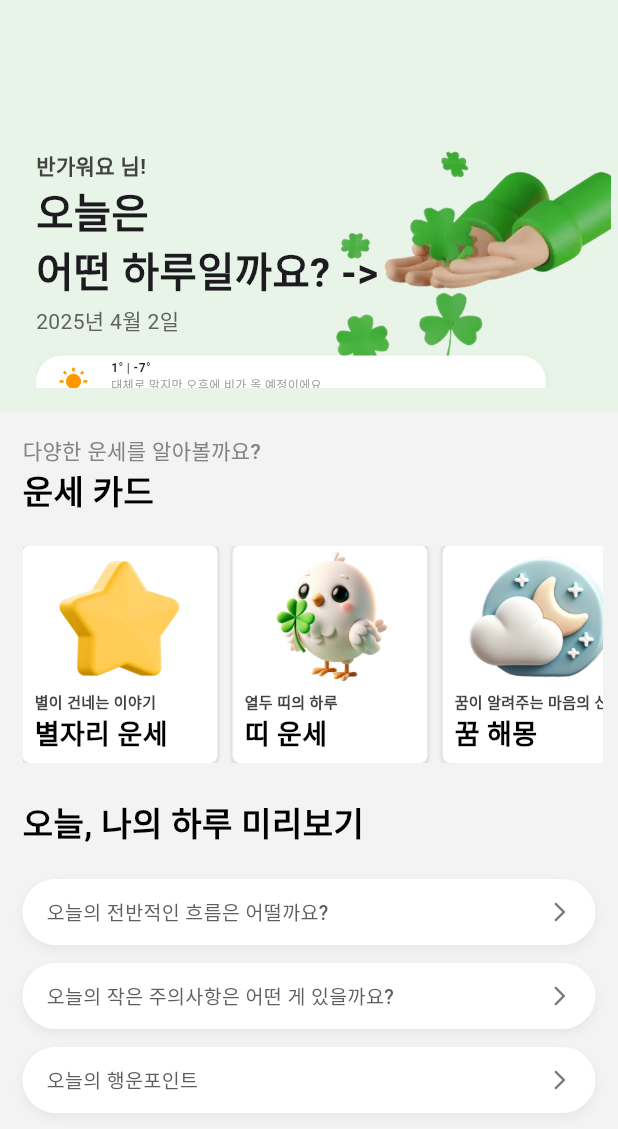
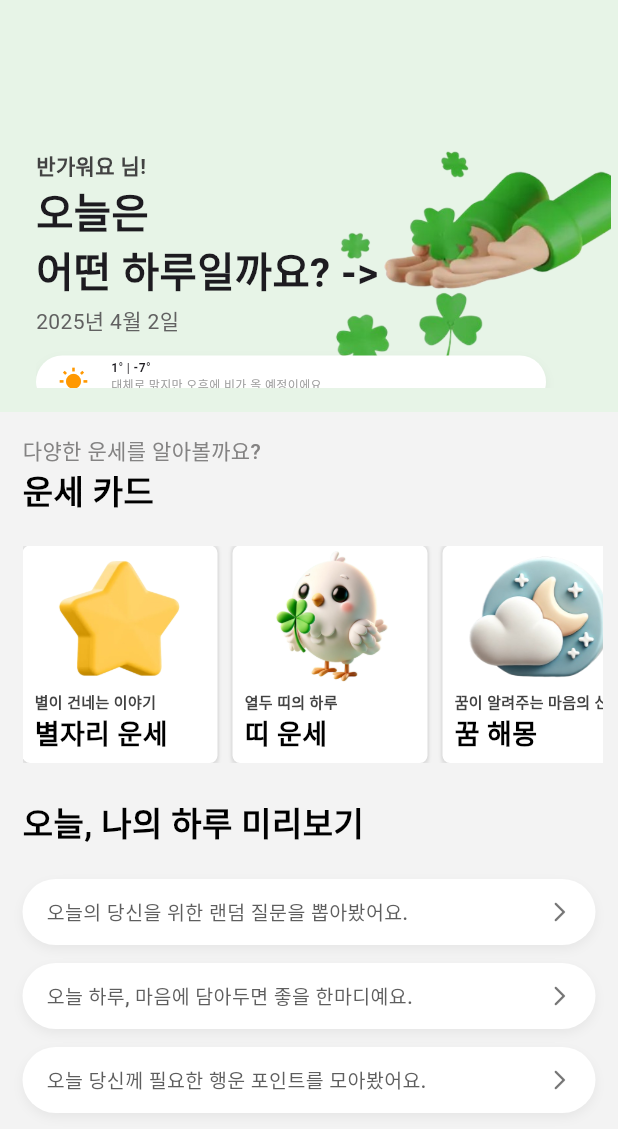
Before and after one commit to haengunse/haengunse-app, a Flutter app: the HomeScreen screen opened directly, on a phone screen of 412 x 824 dp. Shown: the top 1129 px of the screen. Run offline on Flutter 3.47's test engine with Material 3 defaults, Android fonts, the phone set to English and light mode, and no system bars; our stand-ins replace dio, shared_preferences; accounts and stored records are empty; Roboto replaces fonts that are missing (Pretendard).

Commit message:
[feat] 홈-세션3 멘트 수정

```diff
--- a/lib/screens/home/session_day.dart
+++ b/lib/screens/home/session_day.dart
@@ -61,9 +61,9 @@ class SessionDay extends StatelessWidget {
             ),
           ),
           const SizedBox(height: 15),
-          _buildPreviewCard("오늘의 전반적인 흐름은 어떨까요?"),
-          _buildPreviewCard("오늘의 작은 주의사항은 어떤 게 있을까요?"),
-          _buildPreviewCard("오늘의 행운포인트"),
+          _buildPreviewCard("오늘의 당신을 위한 랜덤 질문을 뽑아봤어요."),
+          _buildPreviewCard("오늘 하루, 마음에 담아두면 좋을 한마디예요."),
+          _buildPreviewCard("오늘 당신께 필요한 행운 포인트를 모아봤어요."),
         ],
       ),
     );
```
